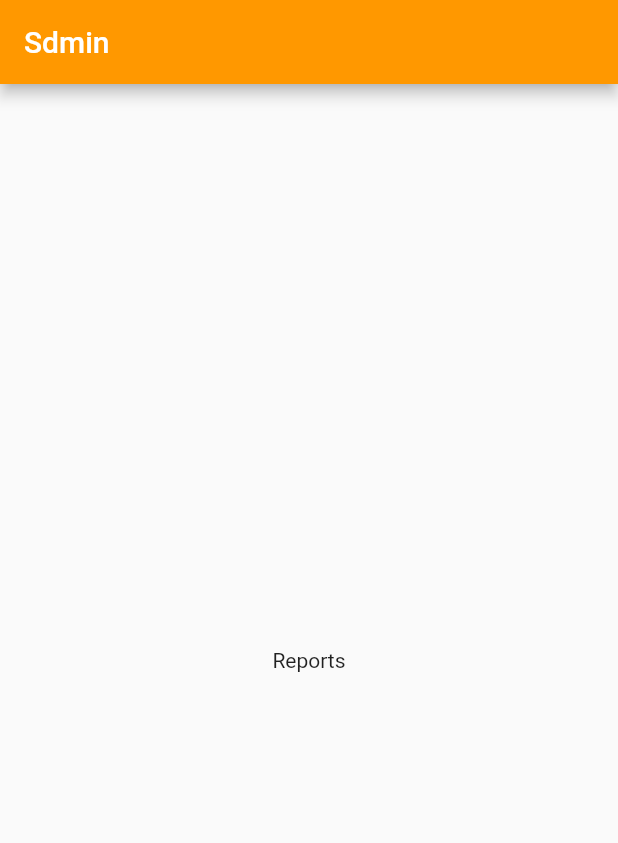
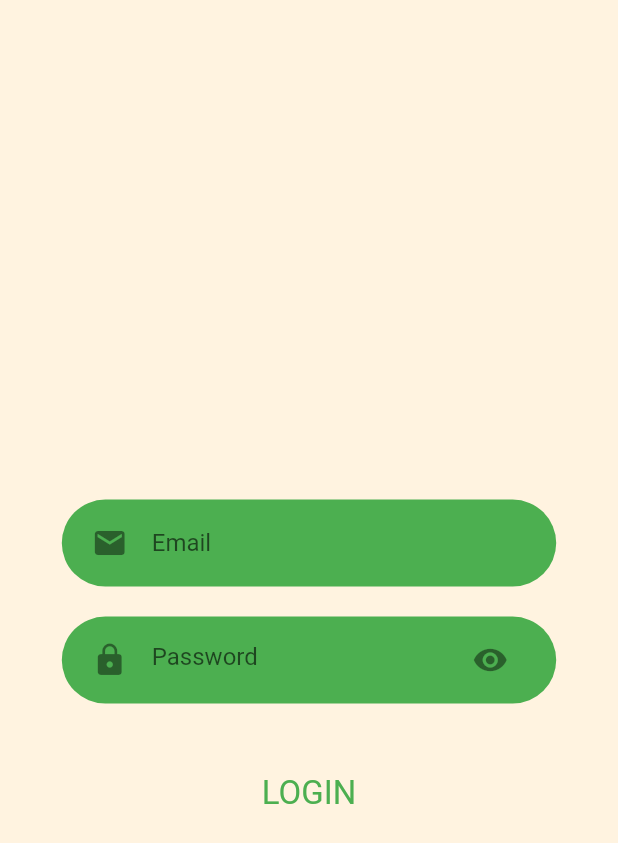
Before and after one commit to I-Arjun/admin, a Flutter app: the screen it shows after launch, on a phone screen of 412 x 824 dp. Shown: the top 843 px of the screen. Run offline on Flutter 3.47's test engine with Material 2 defaults, Android fonts, the phone set to English and light mode, and no system bars; our stand-ins replace cloud_firestore, firebase_auth, firebase_core; accounts and stored records are empty.

Commit message:
with bugs

```diff
--- /dev/null
+++ b/lib/auth_screen.dart
@@ -0,0 +1,266 @@
+import 'package:admin/home_screen.dart';
+import 'package:flutter/material.dart';
+import 'package:firebase_auth/firebase_auth.dart';
+
+class AuthScreen extends StatefulWidget {
+  @override
+  State<AuthScreen> createState() => _AuthScreenState();
+}
+
+class _AuthScreenState extends State<AuthScreen>
+    with SingleTickerProviderStateMixin {
+  late Animation<double> containerSize;
+
+  late AnimationController animationController;
+
+  Duration animationDuration = Duration(milliseconds: 270);
+
+  @override
+  void initState() {
+    // TODO: implement initState
+    super.initState();
+    animationController =
+        AnimationController(vsync: this, duration: animationDuration);
+  }
+
+  @override
+  Widget build(BuildContext context) {
+    Size _deviceSize = MediaQuery.of(context).size;
+    double viewInset = MediaQuery.of(context)
+        .viewInsets
+        .bottom; //using this to determine whether keyboard is opened or not
+    double defaultLoginSize = _deviceSize.height - (_deviceSize.height * 0.2);
+    double defaultRegisterSize =
+        _deviceSize.height - (_deviceSize.height * 0.1);
+    containerSize = Tween<double>(
+            begin: _deviceSize.height * 0.1, end: defaultRegisterSize)
+        .animate(
+            CurvedAnimation(parent: animationController, curve: Curves.linear));
+    return Scaffold(
+      backgroundColor: Colors.orange.shade50,
+      body: AnimatedOpacity(
+        opacity: 1.0,
+        duration: animationDuration * 4,
+        child: Align(
+          alignment: Alignment.center,
+          child: SingleChildScrollView(
+            child: Container(
+              width: _deviceSize.width,
+              height: defaultLoginSize,
+              child: Column(
+                crossAxisAlignment: CrossAxisAlignment.center,
+                mainAxisAlignment: MainAxisAlignment.center,
+                children: [
+                  SizedBox(
+                    height: _deviceSize.height * 0.08,
+                  ),
+                  Input(),
+                ],
+              ),
+            ),
+          ),
+        ),
+      ),
+    );
+  }
+}
+
+class InputContainer extends StatelessWidget {
+  InputContainer({
+    this.child,
+  });
+  final child;
+
+  @override
+  Widget build(BuildContext context) {
+    Size size = MediaQuery.of(context).size;
+
+    return Container(
+      margin: const EdgeInsets.symmetric(vertical: 10),
+      padding: const EdgeInsets.symmetric(horizontal: 20, vertical: 5),
+      width: size.width * 0.8,
+      decoration: BoxDecoration(
+        borderRadius: BorderRadius.circular(30),
+        color: Colors.green,
+      ),
+      child: child,
+    );
+  }
+}
+
+enum Password { visibility, nonVisibility }
+
+class Input extends StatefulWidget {
+  @override
+  State<Input> createState() => _InputState();
+}
+
+class _InputState extends State<Input> {
+  final _emailController = TextEditingController();
+  final _passwordController = TextEditingController();
+  final _auth = FirebaseAuth.instance;
+  String errorMessage = '';
+  Password _password = Password.nonVisibility;
+  bool isLoading = false;
+
+  void submit(
+    BuildContext ctx,
+    email,
+    password,
+  ) async {
+    print("---------------");
+    print(email);
+    print(password);
+    if (email.isNotEmpty &&
+        password.isNotEmpty &&
+        email == "akshaygade2327@gmail.com" &&
+        password == "Akshayy") {
+      UserCredential authResult;
+      try {
+        authResult = await _auth.signInWithEmailAndPassword(
+          email: email,
+          password: password,
+        );
+        print(authResult);
+
+        Navigator.of(ctx).pushReplacement(
+          MaterialPageRoute(
+            builder: (ctx) => HomeScreen(),
+          ),
+        );
+      } on FirebaseAuthException catch (error) {
+        switch (error.code) {
+          case "wrong-password":
+            errorMessage = "Access denied.";
+            break;
+          case "invalid-email":
+            errorMessage = "Please enter a valid email address..............";
+            break;
+          case "user-not-found":
+            errorMessage = "please enter valid credentials";
+            break;
+          case "too-many-requests":
+            errorMessage = "Too many requests. Try again later.";
+            break;
+        }
+        ScaffoldMessenger.of(ctx).showSnackBar(
+          SnackBar(
+            content: Text(errorMessage),
+            backgroundColor: Theme.of(ctx).errorColor,
+          ),
+        );
+      }
+    } else {
+      if (email != "akshaygade2327@gmail.com" && password != "Akshay") {
+        errorMessage = "Access denied.";
+      } else {
+        errorMessage = "Please enter valid credentials.";
+      }
+      ScaffoldMessenger.of(ctx).showSnackBar(
+        SnackBar(
+          content: Text(errorMessage),
+          backgroundColor: Theme.of(ctx).errorColor,
+        ),
+      );
+    }
+  }
+
+  @override
+  Widget build(BuildContext context) {
+    Size size = MediaQuery.of(context).size;
+    return Column(
+      children: [
+        InputContainer(
+          child: TextField(
+            controller: _emailController,
+            keyboardType: TextInputType.emailAddress,
+            decoration: InputDecoration(
+              icon: const Icon(Icons.email),
+              hintText: "Email",
+              border: InputBorder.none,
+              suffixIcon: _emailController.text.isNotEmpty
+                  ? InkWell(
+                      child: const Icon(Icons.clear_rounded),
+                      onTap: () {
+                        setState(() {
+                          _emailController.text = "";
+                        });
+                      },
+                    )
+                  : null,
+            ),
+            onChanged: (_) {
+              setState(() {});
+            },
+          ),
+        ),
+        InputContainer(
+          child: TextField(
+            controller: _passwordController,
+            obscureText: _password == Password.nonVisibility ? true : false,
+            decoration: InputDecoration(
+              icon: const Icon(
+                Icons.lock,
+              ),
+              hintText: "Password",
+              border: InputBorder.none,
+              suffixIcon: InkWell(
+                child: Icon(
+                  _password == Password.nonVisibility
+                      ? Icons.visibility
+                      : Icons.visibility_off,
+                ),
+                onTap: () {
+                  if (_password == Password.nonVisibility) {
+                    setState(() {
+                      _password = Password.visibility;
+                    });
+                  } else {
+                    setState(() {
+                      _password = Password.nonVisibility;
+                    });
+                  }
+                },
+              ),
+            ),
+          ),
+        ),
+        SizedBox(height: size.height * 0.015),
+        InkWell(
+          onTap: () async {
+            FocusScope.of(context).unfocus();
+            if (isLoading) return;
+            if (_emailController.text != "" && _passwordController.text != "") {
+              setState(() {
+                isLoading = true;
+              });
+            }
+            submit(
+              context,
+              _emailController.text.trim(),
+              _passwordController.text,
+            );
+            await Future.delayed(Duration(milliseconds: 2000));
+            setState(() {
+              isLoading = false;
+            });
+          },
+          child: Container(
+            width: size.width * 0.8,
+            decoration: BoxDecoration(
+              borderRadius: BorderRadius.circular(30),
+            ),
+            padding: EdgeInsets.symmetric(vertical: size.height * 0.03),
+            alignment: Alignment.center,
+            child: isLoading
+                ? const CircularProgressIndicator(color: Colors.white)
+                : const Text(
+                    "LOGIN",
+                    style: TextStyle(color: Colors.green, fontSize: 22),
+                  ),
+          ),
+        )
+      ],
+    );
+  }
+}
--- /dev/null
+++ b/lib/comment.dart
@@ -0,0 +1,13 @@
+import 'package:flutter/foundation.dart';
+
+class Comment {
+  final String text;
+  final String comment_id;
+  final String useremail;
+
+  Comment({
+    @required this.text = "nothing",
+    @required this.comment_id = "nothing",
+    @required this.useremail = "norhhing",
+  });
+}
--- a/lib/main.dart
+++ b/lib/main.dart
@@ -1,21 +1,43 @@
-import 'package:admin/home_screen.dart';
+import 'package:admin/auth_screen.dart';
+import 'package:admin/reported_commet.dart';
+import 'package:firebase_auth/firebase_auth.dart';
 import 'package:flutter/material.dart';
+import 'package:firebase_core/firebase_core.dart';
+import 'package:provider/provider.dart';
 
-void main() {
+void main() async {
+  WidgetsFlutterBinding.ensureInitialized();
+  await Firebase.initializeApp();
   runApp(MyApp());
+  WidgetsBinding.instance?.addObserver(_Handler());
 }
 
 class MyApp extends StatelessWidget {
-
   @override
   Widget build(BuildContext context) {
-    return MaterialApp(
-      title: 'Flutter Demo',
-      theme: ThemeData(
-
-        primarySwatch: Colors.blue,
+    return MultiProvider(
+      providers: [
+        ChangeNotifierProvider(
+          create: (ctx) => ReportedCommnet(),
+        ),
+      ],
+      child: MaterialApp(
+        title: 'Flutter Demo',
+        debugShowCheckedModeBanner: false,
+        theme: ThemeData(
+          primarySwatch: Colors.blue,
+        ),
+        home: AuthScreen(),
       ),
-      home: const HomeScreen(),
     );
   }
 }
+
+class _Handler extends WidgetsBindingObserver {
+  @override
+  void didChangeAppLifecycleState(AppLifecycleState state) async {
+    if (state == AppLifecycleState.detached) {
+      await FirebaseAuth.instance.signOut();
+    }
+  }
+}
--- a/pubspec.yaml
+++ b/pubspec.yaml
@@ -29,6 +29,11 @@ environment:
 dependencies:
   flutter:
     sdk: flutter
+  firebase_core: ^1.17.1
+  firebase_auth: ^3.3.0
+  firebase_storage: ^10.2.3
+  cloud_firestore: ^3.1.1
+  provider: ^6.0.1
 
 
   # The following adds the Cupertino Icons font to your application.
```
Also changed, not shown: lib/home_screen.dart (+15 -5 lines), lib/report_screen.dart (added, +254 -0 lines), lib/reported_commet.dart (added, +47 -0 lines), pubspec.lock, 2 other files.
